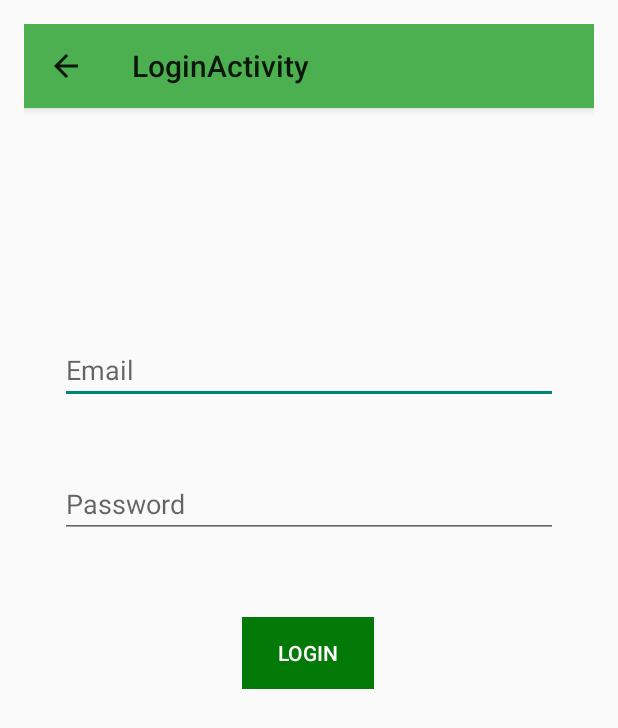
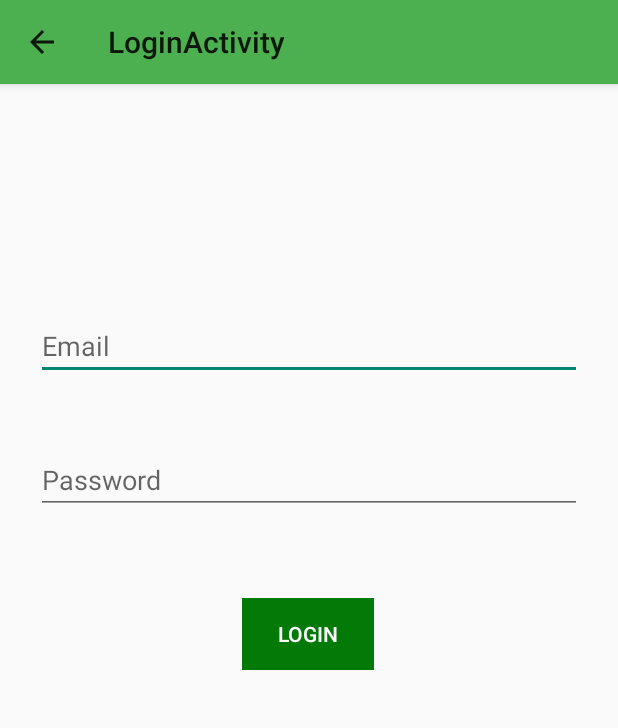
Before and after one commit to 406X/MySedekah, an Android app: the LoginActivity screen opened directly, with no data from a screen before it, on a phone screen of 412 x 824 dp. Shown: the top 728 px of the screen. Run offline under Robolectric (Android 15) with nearby library versions, the phone set to English and light mode, and no system bars.

Commit message:
Removed Margin

```diff
--- a/app/src/main/res/values/dimens.xml
+++ b/app/src/main/res/values/dimens.xml
@@ -1,5 +1,5 @@
 <resources>
     <!-- Default screen margins, per the Android Design guidelines. -->
- <dimen name="activity_horizontal_margin">16dp</dimen>
- <dimen name="activity_vertical_margin">16dp</dimen>
+ <dimen name="activity_horizontal_margin">0dp</dimen>
+ <dimen name="activity_vertical_margin">0dp</dimen>
 </resources>
```
